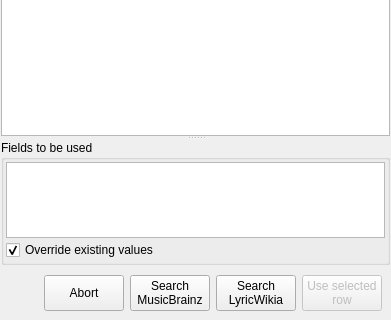
Old version of the form gui/dbquerywidget.ui in the repository Martchus/tageditor; both pictures show x 0 to 391 and y 268 to 588 of the 391 by 588 pixel window.
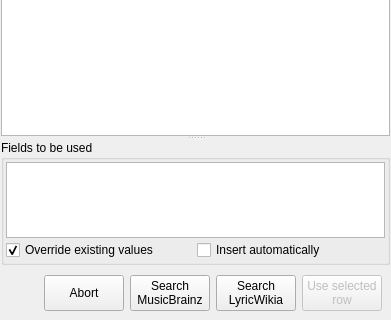
New version of the form. Icons and pictures are not drawn. Custom widgets are drawn as their Qt base class.

Commit message: Allow auto-insert of DB query results

Diff of the .ui file:
```diff
--- a/gui/dbquerywidget.ui
+++ b/gui/dbquerywidget.ui
@@ -208,6 +208,8 @@
            </widget>
           </item>
           <item>
+           <layout class="QHBoxLayout" name="horizontalLayout">
+            <item>
            <widget class="QCheckBox" name="overrideCheckBox">
             <property name="text">
              <string>Override existing values</string>
@@ -217,6 +219,18 @@
             </property>
            </widget>
           </item>
+            <item>
+             <widget class="QCheckBox" name="autoInsertCheckBox">
+              <property name="toolTip">
+               <string>Whether matching values for selected &quot;Fields to be used&quot; from the search result should be inserted automatically when opening a file</string>
+              </property>
+              <property name="text">
+               <string>Insert automatically</string>
+              </property>
+             </widget>
+            </item>
+           </layout>
+          </item>
          </layout>
         </widget>
        </widget>
```
Left out of the diff: 14 changed lines with no effect on the pictures. Lines whose indentation alone changed are shown as unchanged. The commit also changes 8 other files.
